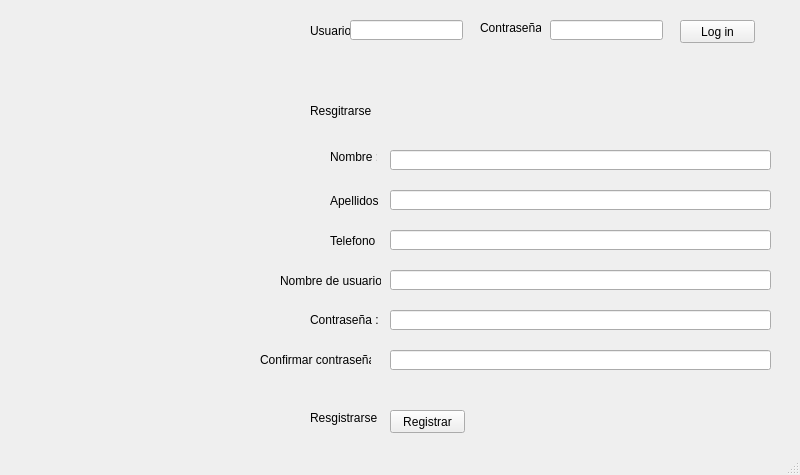
The window that Red_Social/baseredsocial.ui (PrenxLibert/Trabajo-Parcial-red-social-3-ciclo) describes before a commit, drawn with Qt 5.
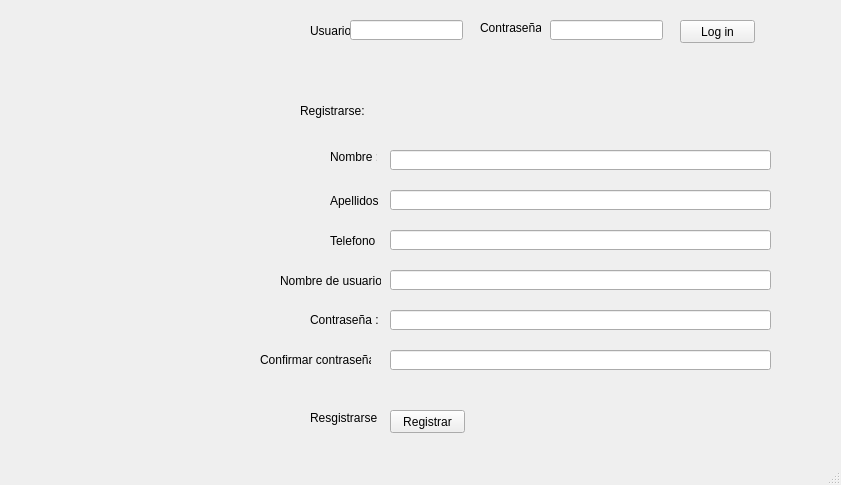
The same window after the commit.

What changed in the file:
```diff
--- a/Red_Social/baseredsocial.ui
+++ b/Red_Social/baseredsocial.ui
@@ -6,8 +6,8 @@
    <rect>
     <x>0</x>
     <y>0</y>
-    <width>800</width>
-    <height>475</height>
+    <width>841</width>
+    <height>485</height>
    </rect>
   </property>
   <property name="windowTitle">
@@ -76,14 +76,14 @@
    <widget class="QLabel" name="label_3">
     <property name="geometry">
      <rect>
-      <x>310</x>
+      <x>300</x>
       <y>100</y>
-      <width>61</width>
+      <width>81</width>
       <height>21</height>
      </rect>
     </property>
     <property name="text">
-     <string>Resgitrarse</string>
+     <string>Registrarse:</string>
     </property>
    </widget>
    <widget class="QLabel" name="label_4">
```
Left out of the diff: 2 changed lines with no effect on the pictures.
